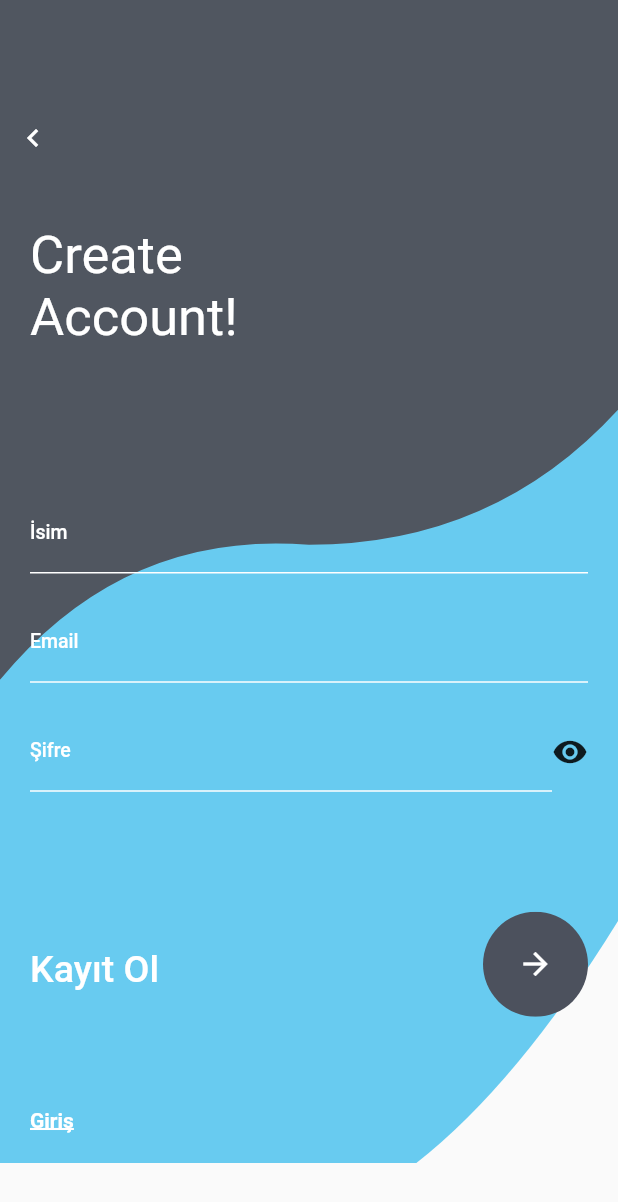
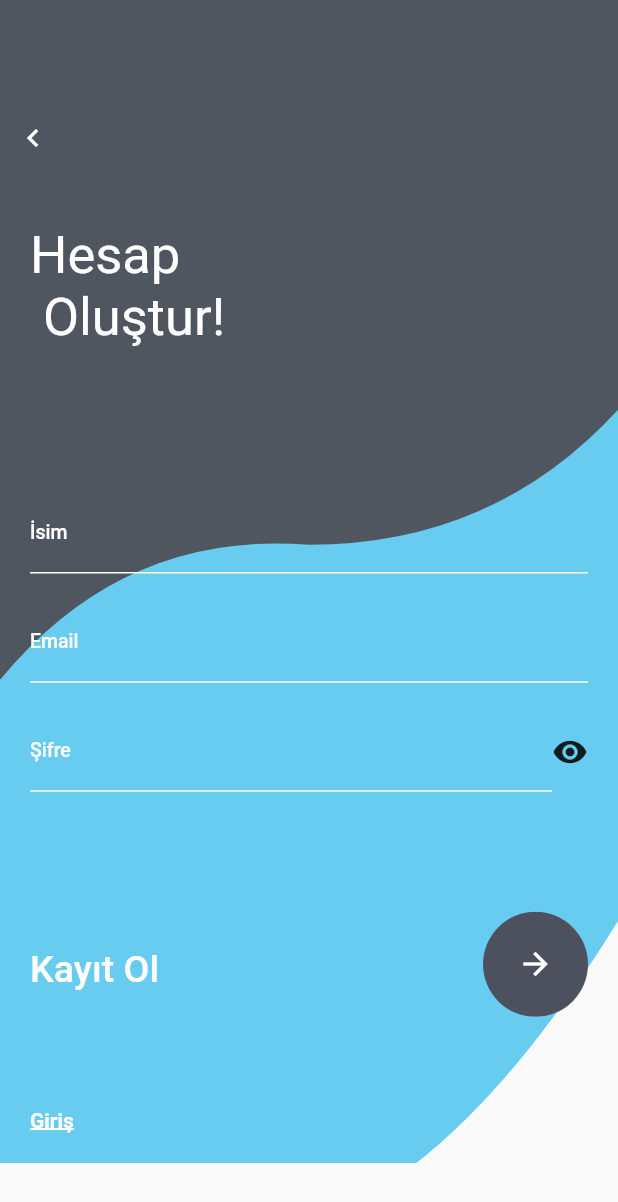
Before and after one commit to SeniorTurkmen/CampusTraveller, a Flutter app: the screen it shows after launch, after a tap on "Kayıt Ol", on a phone screen of 412 x 824 dp. Shown: the top 1202 px of the screen. Run offline on Flutter 3.47's test engine with Material 2 defaults, Android fonts, the phone set to English and light mode, and no system bars; our stand-ins replace cloud_firestore, firebase_auth, firebase_core, firebase_messaging, firebase_storage, flutter_native_image and 6 more; missing offline and left inert: firebase_app_check, proste_bezier_curve; accounts and stored records are empty; key blocks and very long unbroken strings in the code were emptied for the run.

Commit message:
project ready to send

```diff
--- a/lib/pages/auth_pages/Widget/signup_container.dart
+++ b/lib/pages/auth_pages/Widget/signup_container.dart
@@ -29,7 +29,7 @@ class SignUpContainer extends StatelessWidget {
             ),
             child: const Padding(
               padding: EdgeInsets.symmetric(vertical: 150, horizontal: 20),
-              child: Text('Create \nAccount!',
+              child: Text('Hesap \n Oluştur!',
                   textAlign: TextAlign.left,
                   overflow: TextOverflow.ellipsis,
                   style: TextStyle(
--- a/lib/pages/auth_pages/Widget/singin_container.dart
+++ b/lib/pages/auth_pages/Widget/singin_container.dart
@@ -36,7 +36,7 @@ class SigninContainer extends StatelessWidget {
               ),
               child: const Padding(
                 padding: EdgeInsets.symmetric(vertical: 158, horizontal: 30),
-                child: Text('Welcome\nBack',
+                child: Text('Hoşgeldiniz',
                     textAlign: TextAlign.left,
                     overflow: TextOverflow.ellipsis,
                     style: TextStyle(
```
Also changed, not shown: lib/pages/home_page/home_page.dart (+12 -6 lines), 1 other file.
